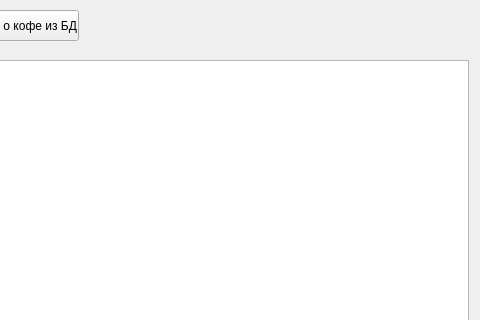
TheCyberFoxProgramms/Expresso, file main.ui: the form before one commit; both pictures show x 152 to 632 and y 0 to 320 of the 632 by 471 pixel window.
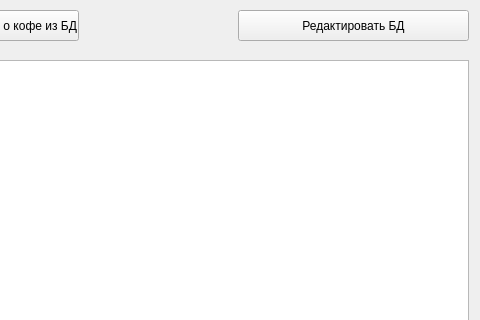
The form after the commit.

Commit message: programm_uppdate

```diff
--- a/main.ui
+++ b/main.ui
@@ -37,6 +37,19 @@
      <string>Получить информацию о кофе из БД</string>
     </property>
    </widget>
+   <widget class="QPushButton" name="pushButton_2">
+    <property name="geometry">
+     <rect>
+      <x>390</x>
+      <y>10</y>
+      <width>231</width>
+      <height>31</height>
+     </rect>
+    </property>
+    <property name="text">
+     <string>Редактировать БД</string>
+    </property>
+   </widget>
   </widget>
  </widget>
  <resources/>
```
The commit also changes 2 other files.
